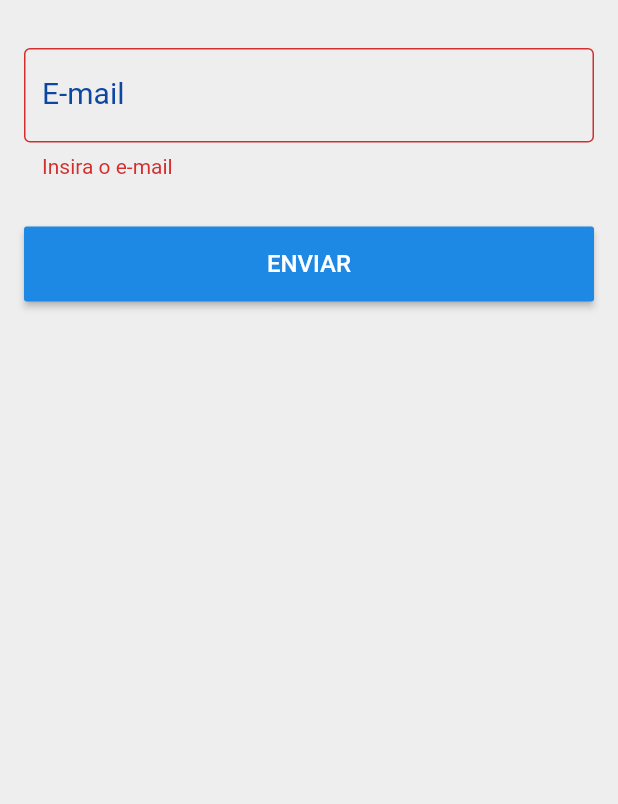
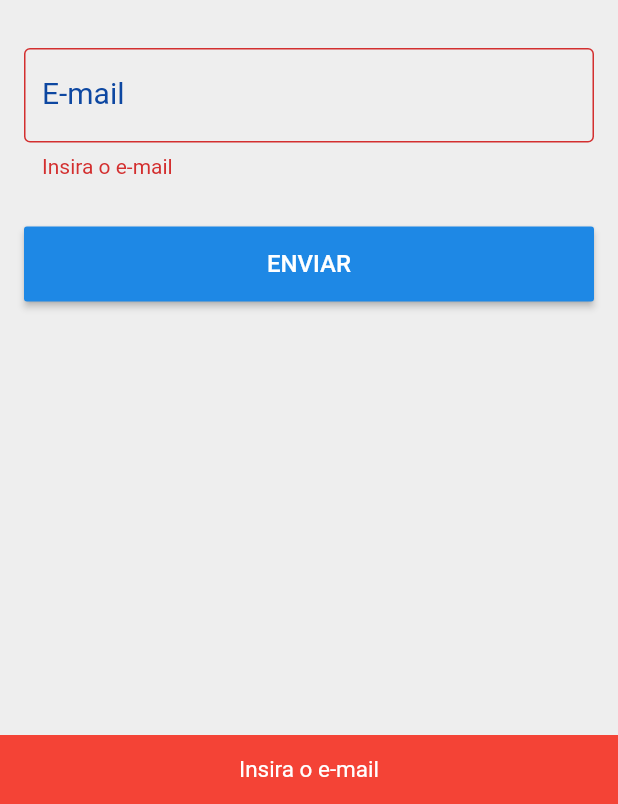
Before and after one commit to esron/systranca_app, a Flutter app: the screen it shows after launch, after a tap on "ENVIAR", on a phone screen of 412 x 824 dp, the part 432-1236 px from its top. Run offline on Flutter 3.47's test engine with Material 2 defaults, Android fonts, the light colour scheme and no system bars; our stand-ins replace flutter_dotenv.

Commit message:
added email validation with error msg

```diff
--- a/lib/screens/login.dart
+++ b/lib/screens/login.dart
@@ -12,12 +12,14 @@ final baseUrl = DotEnv().env['API_URL'];
 
 class LoginScreen extends StatefulWidget {
   static String tag = '/';
+
   @override
   _LoginScreenState createState() => _LoginScreenState();
 }
 
 class _LoginScreenState extends State<LoginScreen> {
   final GlobalKey<FormState> _formKey = GlobalKey<FormState>();
+  final GlobalKey<ScaffoldState> _scaffold = GlobalKey<ScaffoldState>();
   final TextEditingController _emailController = TextEditingController();
   final FocusNode _emailFocus = FocusNode();
 
@@ -32,6 +34,7 @@ class _LoginScreenState extends State<LoginScreen> {
   @override
   Widget build(BuildContext context) {
     return Scaffold(
+      key: _scaffold,
       appBar: AppBar(
         centerTitle: true,
         title: Text(
@@ -44,7 +47,8 @@ class _LoginScreenState extends State<LoginScreen> {
       body: Theme(
         data: loginTheme,
         child: Builder(
-          builder: (BuildContext context) => Center(
+          builder: (BuildContext context) =>
+              Center(
                 child: _isRequesting
                     ? CircularProgressIndicator(
                   valueColor:
@@ -105,8 +109,8 @@ class _LoginScreenState extends State<LoginScreen> {
     );
   }
 
-  Widget buildSnackbar(
-      String text, Color bgColor, Color textColor, Duration duration) {
+  Widget buildSnackbar(String text, Color bgColor, Color textColor,
+      Duration duration) {
     return SnackBar(
       content: Text(
         text,
@@ -140,12 +144,19 @@ class _LoginScreenState extends State<LoginScreen> {
 
         return;
       } catch (error) {
+        _scaffold.currentState.showSnackBar(buildSnackbar(
+            "No user was found", Colors.red, Colors.white,
+            Duration(seconds: 2)));
         print(error);
       } finally {
         setState(() {
           _isRequesting = false;
         });
       }
+    } else {
+      _scaffold.currentState.showSnackBar(buildSnackbar(
+          validateEmail(_emailController.value.text), Colors.red, Colors.white,
+          Duration(seconds: 2)));
     }
   }
 }
```
Lines whose indentation alone changed are shown as unchanged.
